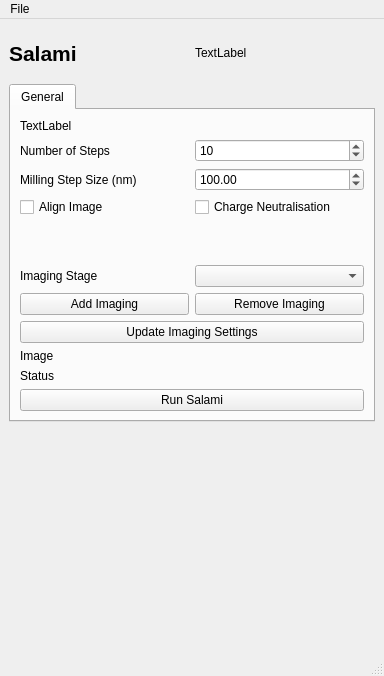
DeMarcoLab/salami, file salami/ui/qt/SalamiUI.ui: the form before one commit.
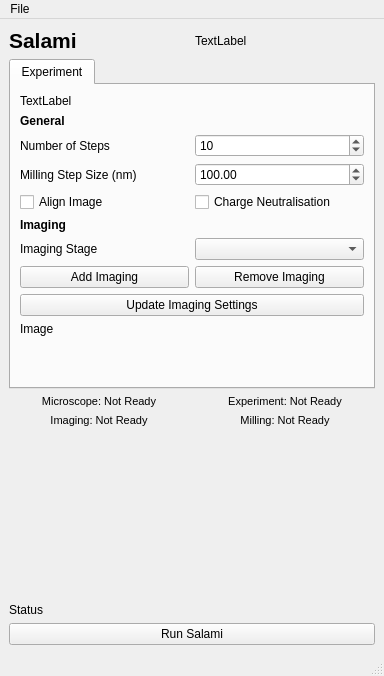
The form after the commit.

```diff
--- a/salami/ui/qt/SalamiUI.ui
+++ b/salami/ui/qt/SalamiUI.ui
@@ -15,10 +15,75 @@
   </property>
   <widget class="QWidget" name="centralwidget">
    <layout class="QGridLayout" name="gridLayout">
+    <item row="3" column="1">
+     <widget class="QLabel" name="label_status_milling">
+      <property name="font">
+       <font>
+        <pointsize>8</pointsize>
+       </font>
+      </property>
+      <property name="text">
+       <string>Milling: Not Ready</string>
+      </property>
+      <property name="alignment">
+       <set>Qt::AlignCenter</set>
+      </property>
+     </widget>
+    </item>
+    <item row="7" column="0" colspan="2">
+     <widget class="QPushButton" name="pushButton">
+      <property name="text">
+       <string>Run Salami</string>
+      </property>
+     </widget>
+    </item>
+    <item row="6" column="0" colspan="2">
+     <widget class="QLabel" name="label_ui_status">
+      <property name="text">
+       <string>Status</string>
+      </property>
+     </widget>
+    </item>
     <item row="2" column="0">
-     <widget class="QLabel" name="label_instructions">
+     <widget class="QLabel" name="label_status_microscope">
+      <property name="font">
+       <font>
+        <pointsize>8</pointsize>
+       </font>
+      </property>
       <property name="text">
-       <string/>
+       <string>Microscope: Not Ready</string>
+      </property>
+      <property name="alignment">
+       <set>Qt::AlignCenter</set>
+      </property>
+     </widget>
+    </item>
+    <item row="5" column="0" colspan="2">
+     <spacer name="verticalSpacer">
+      <property name="orientation">
+       <enum>Qt::Vertical</enum>
+      </property>
+      <property name="sizeHint" stdset="0">
+       <size>
+        <width>20</width>
+        <height>40</height>
+       </size>
+      </property>
+     </spacer>
+    </item>
+    <item row="3" column="0">
+     <widget class="QLabel" name="label_status_imaging">
+      <property name="font">
+       <font>
+        <pointsize>8</pointsize>
+       </font>
+      </property>
+      <property name="text">
+       <string>Imaging: Not Ready</string>
+      </property>
+      <property name="alignment">
+       <set>Qt::AlignCenter</set>
       </property>
      </widget>
     </item>
@@ -36,16 +101,25 @@
       </property>
      </widget>
     </item>
-    <item row="0" column="1">
-     <widget class="QLabel" name="label_logo">
-      <property name="minimumSize">
-       <size>
-        <width>50</width>
-        <height>50</height>
-       </size>
+    <item row="2" column="1">
+     <widget class="QLabel" name="label_status_experiment">
+      <property name="font">
+       <font>
+        <pointsize>8</pointsize>
+       </font>
       </property>
       <property name="text">
-       <string>TextLabel</string>
+       <string>Experiment: Not Ready</string>
+      </property>
+      <property name="alignment">
+       <set>Qt::AlignCenter</set>
+      </property>
+     </widget>
+    </item>
+    <item row="4" column="0" colspan="2">
+     <widget class="QLabel" name="label_instructions">
+      <property name="text">
+       <string/>
       </property>
      </widget>
     </item>
@@ -65,18 +139,35 @@
       </property>
       <widget class="QWidget" name="general">
        <attribute name="title">
-        <string>General</string>
+        <string>Experiment</string>
        </attribute>
        <layout class="QGridLayout" name="gridLayout_2">
+        <item row="6" column="1">
+         <widget class="QComboBox" name="comboBox_imaging"/>
+        </item>
         <item row="2" column="0">
+         <widget class="QLabel" name="label_n_steps">
+          <property name="text">
+           <string>Number of Steps</string>
+          </property>
+         </widget>
+        </item>
+        <item row="3" column="0">
          <widget class="QLabel" name="label_milling_step_size">
           <property name="text">
            <string>Milling Step Size (nm)</string>
           </property>
          </widget>
         </item>
-        <item row="4" column="0" colspan="2">
-         <spacer name="verticalSpacer_2">
+        <item row="0" column="0" colspan="2">
+         <widget class="QLabel" name="label_experiment">
+          <property name="text">
+           <string>TextLabel</string>
+          </property>
+         </widget>
+        </item>
+        <item row="10" column="0" colspan="2">
+         <spacer name="verticalSpacer_3">
           <property name="orientation">
            <enum>Qt::Vertical</enum>
           </property>
@@ -88,45 +179,14 @@
           </property>
          </spacer>
         </item>
-        <item row="5" column="0">
-         <widget class="QLabel" name="label_imaging_header">
+        <item row="9" column="0" colspan="2">
+         <widget class="QLabel" name="label_settings">
           <property name="text">
-           <string>Imaging Stage</string>
+           <string>Image</string>
           </property>
          </widget>
         </item>
-        <item row="6" column="1">
-         <widget class="QPushButton" name="pushButton_remove_imaging">
-          <property name="text">
-           <string>Remove Imaging</string>
-          </property>
-         </widget>
-        </item>
-        <item row="1" column="0">
-         <widget class="QLabel" name="label_n_steps">
-          <property name="text">
-           <string>Number of Steps</string>
-          </property>
-         </widget>
-        </item>
-        <item row="6" column="0">
-         <widget class="QPushButton" name="pushButton_add_imaging">
-          <property name="text">
-           <string>Add Imaging</string>
-          </property>
-         </widget>
-        </item>
-        <item row="11" column="0" colspan="2">
-         <widget class="QPushButton" name="pushButton">
-          <property name="text">
-           <string>Run Salami</string>
-          </property>
-         </widget>
-        </item>
-        <item row="5" column="1">
-         <widget class="QComboBox" name="comboBox_imaging"/>
-        </item>
-        <item row="1" column="1">
+        <item row="2" column="1">
          <widget class="QSpinBox" name="spinBox_n_steps">
           <property name="minimum">
            <number>1</number>
@@ -139,7 +199,7 @@
           </property>
          </widget>
         </item>
-        <item row="2" column="1">
+        <item row="3" column="1">
          <widget class="QDoubleSpinBox" name="doubleSpinBox_milling_step_size">
           <property name="maximum">
            <double>5000.000000000000000</double>
@@ -152,64 +212,90 @@
           </property>
          </widget>
         </item>
-        <item row="7" column="0" colspan="2">
-         <widget class="QPushButton" name="pushButton_update_imaging">
+        <item row="7" column="1">
+         <widget class="QPushButton" name="pushButton_remove_imaging">
           <property name="text">
-           <string>Update Imaging Settings</string>
+           <string>Remove Imaging</string>
           </property>
          </widget>
         </item>
-        <item row="0" column="0" colspan="2">
-         <widget class="QLabel" name="label_experiment">
+        <item row="7" column="0">
+         <widget class="QPushButton" name="pushButton_add_imaging">
           <property name="text">
-           <string>TextLabel</string>
+           <string>Add Imaging</string>
           </property>
          </widget>
         </item>
-        <item row="10" column="0" colspan="2">
-         <widget class="QLabel" name="label_ui_status">
-          <property name="text">
-           <string>Status</string>
-          </property>
-         </widget>
-        </item>
-        <item row="8" column="0" colspan="2">
-         <widget class="QLabel" name="label_settings">
-          <property name="text">
-           <string>Image</string>
-          </property>
-         </widget>
-        </item>
-        <item row="3" column="0">
+        <item row="4" column="0">
          <widget class="QCheckBox" name="checkBox_align">
           <property name="text">
            <string>Align Image</string>
           </property>
          </widget>
         </item>
-        <item row="3" column="1">
+        <item row="5" column="0" colspan="2">
+         <widget class="QLabel" name="label">
+          <property name="font">
+           <font>
+            <weight>75</weight>
+            <bold>true</bold>
+           </font>
+          </property>
+          <property name="text">
+           <string>Imaging</string>
+          </property>
+         </widget>
+        </item>
+        <item row="8" column="0" colspan="2">
+         <widget class="QPushButton" name="pushButton_update_imaging">
+          <property name="text">
+           <string>Update Imaging Settings</string>
+          </property>
+         </widget>
+        </item>
+        <item row="4" column="1">
          <widget class="QCheckBox" name="checkBox_neutralise">
           <property name="text">
            <string>Charge Neutralisation</string>
           </property>
          </widget>
         </item>
+        <item row="6" column="0">
+         <widget class="QLabel" name="label_imaging_header">
+          <property name="text">
+           <string>Imaging Stage</string>
+          </property>
+         </widget>
+        </item>
+        <item row="1" column="0" colspan="2">
+         <widget class="QLabel" name="label_2">
+          <property name="font">
+           <font>
+            <weight>75</weight>
+            <bold>true</bold>
+           </font>
+          </property>
+          <property name="text">
+           <string>General</string>
+          </property>
+         </widget>
+        </item>
        </layout>
       </widget>
      </widget>
     </item>
-    <item row="8" column="0" colspan="2">
-     <spacer name="verticalSpacer">
-      <property name="orientation">
-       <enum>Qt::Vertical</enum>
-      </property>
-      <property name="sizeHint" stdset="0">
+    <item row="0" column="1">
+     <widget class="QLabel" name="label_logo">
+      <property name="minimumSize">
        <size>
-        <width>20</width>
-        <height>40</height>
+        <width>0</width>
+        <height>0</height>
        </size>
       </property>
-     </spacer>
+      <property name="text">
+       <string>TextLabel</string>
+      </property>
+     </widget>
     </item>
    </layout>
   </widget>
```
